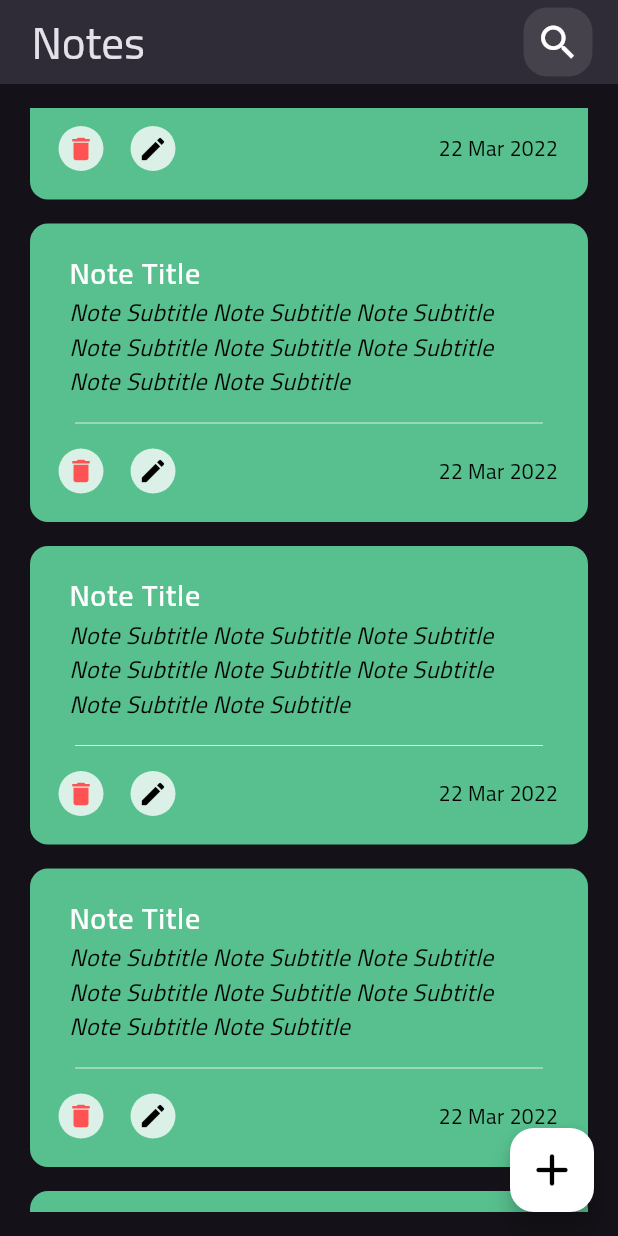
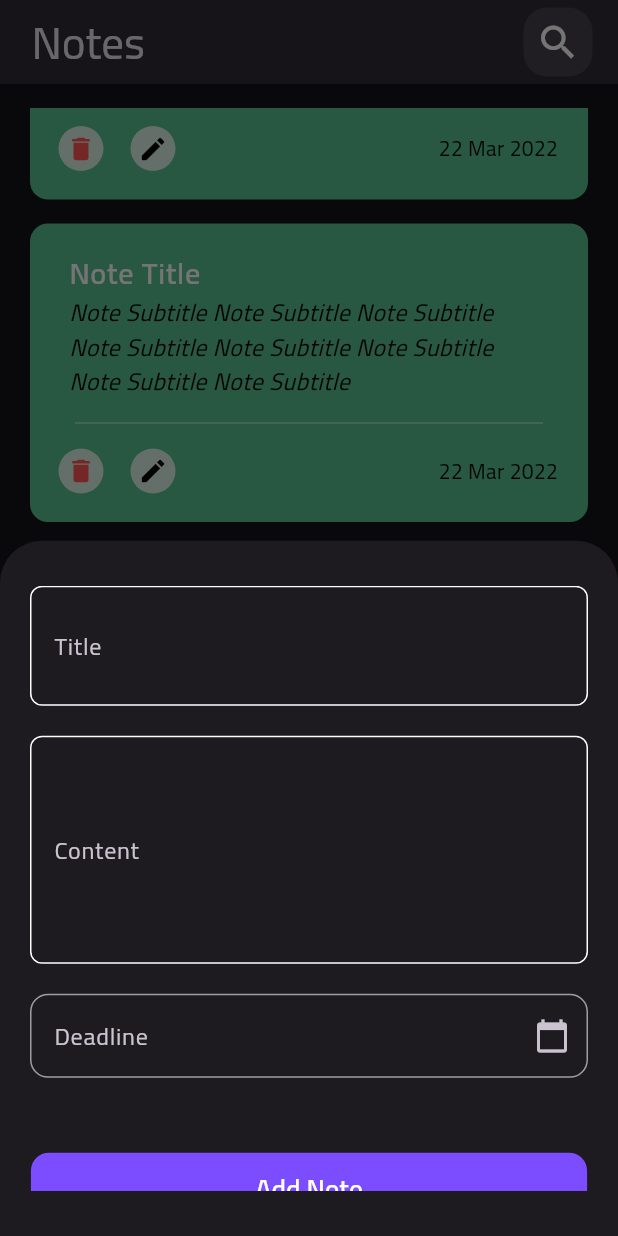
Before and after one commit to esoelzantot/Notes-App, a Flutter app: the screen it shows after launch, scrolled down 576 dp, after a tap on the "add" icon, on a phone screen of 412 x 824 dp. Run offline on Flutter 3.47's test engine with Material 3 defaults, Android fonts, the phone set to English and light mode, and no system bars.

Commit message:
feat(ui): create custom add note bottom sheet

```diff
--- /dev/null
+++ b/lib/utils/date_time_picker_util.dart
@@ -0,0 +1,177 @@
+import 'package:flutter/material.dart';
+import 'package:intl/intl.dart';
+
+class DateTimePickerUtil {
+  static const String _defaultFormat = "dd MMM yyyy";
+  static const Duration _hundredYears = Duration(days: 365 * 100);
+
+  static Future<DateTime?> pickDateTime({
+    required BuildContext context,
+    DateTime? initialDateTime,
+    TextEditingController? controller,
+    String formatPattern = _defaultFormat,
+    bool showSnackbarOnError = true,
+  }) async {
+    try {
+      final pickedDate = await _pickDate(context, initialDateTime);
+      if (pickedDate == null) return null;
+
+      // Only pick date, no time needed
+      controller?.text = _formatDateTime(pickedDate, formatPattern);
+      return pickedDate;
+    } catch (e) {
+      _handleError(context, e, showSnackbarOnError);
+      return null;
+    }
+  }
+
+  static Future<DateTime?> pickDateOnly({
+    required BuildContext context,
+    DateTime? initialDateTime,
+    TextEditingController? controller,
+    String formatPattern = _defaultFormat,
+    bool showSnackbarOnError = true,
+  }) async {
+    try {
+      final pickedDate = await _pickDate(context, initialDateTime);
+      if (pickedDate == null) return null;
+
+      controller?.text = _formatDateTime(pickedDate, formatPattern);
+      return pickedDate;
+    } catch (e) {
+      _handleError(context, e, showSnackbarOnError);
+      return null;
+    }
+  }
+
+  static Future<DateTime?> _pickDate(
+    BuildContext context,
+    DateTime? initialDate,
+  ) {
+    return showDatePicker(
+      context: context,
+      initialDate: initialDate ?? DateTime.now(),
+      firstDate: DateTime.now(),
+      lastDate: DateTime.now().add(_hundredYears),
+      selectableDayPredicate: (_) => true,
+    );
+  }
+
+  static Future<TimeOfDay?> _pickTime(
+    BuildContext context,
+    DateTime? initialDate,
+  ) {
+    return showTimePicker(
+      context: context,
+      initialTime: TimeOfDay.fromDateTime(initialDate ?? DateTime.now()),
+      builder: (context, child) => Theme(
+        data: Theme.of(context).copyWith(
+          timePickerTheme: const TimePickerThemeData(
+            shape: RoundedRectangleBorder(
+              borderRadius: BorderRadius.all(Radius.circular(16)),
+            ),
+          ),
+        ),
+        child: child!,
+      ),
+    );
+  }
+
+  // Updated formatting method to handle the new format
+  static String _formatDateTime(DateTime dateTime, String formatPattern) {
+    return DateFormat(formatPattern).format(dateTime);
+  }
+
+  // Helper method to parse date from the "22 May 2025" format
+  static DateTime? parseDate(
+    String dateString, {
+    String formatPattern = _defaultFormat,
+  }) {
+    try {
+      return DateFormat(formatPattern).parse(dateString);
+    } catch (e) {
+      debugPrint('Error parsing date: $dateString with format: $formatPattern');
+      return null;
+    }
+  }
+
+  static void _handleError(
+    BuildContext context,
+    dynamic error,
+    bool showSnackbar,
+  ) {
+    debugPrint('DateTimePicker Error: $error');
+    if (showSnackbar && context.mounted) {
+      ScaffoldMessenger.of(
+        context,
+      ).showSnackBar(const SnackBar(content: Text('Failed to pick date/time')));
+    }
+  }
+
+  static Widget buildDateTimePickerField({
+    required BuildContext context,
+    required TextEditingController controller,
+    String labelText = 'Date & Time',
+    String hintText = 'Tap to select date and time',
+    String? Function(String?)? validator,
+    ValueChanged<String?>? onChanged,
+    DateTime? initialDateTime,
+    String formatPattern = _defaultFormat,
+    bool dateOnly = false, // New parameter to choose date only
+    EdgeInsets? margin,
+    InputDecoration? decoration,
+  }) {
+    return GestureDetector(
+      onTap: () {
+        if (dateOnly) {
+          pickDateOnly(
+            context: context,
+            initialDateTime: initialDateTime,
+            controller: controller,
+            formatPattern: formatPattern,
+          );
+        } else {
+          pickDateTime(
+            context: context,
+            initialDateTime: initialDateTime,
+            controller: controller,
+            formatPattern: formatPattern,
+          );
+        }
+      },
+      child: Container(
+        margin: margin,
+        child: AbsorbPointer(
+          child: TextFormField(
+            controller: controller,
+            decoration:
+                decoration ??
+                _defaultDecoration(labelText: labelText, hintText: hintText),
+            validator: validator,
+            onChanged: onChanged,
+            readOnly: true,
+          ),
+        ),
+      ),
+    );
+  }
+
+  static InputDecoration _defaultDecoration({
+    required String labelText,
+    required String hintText,
+  }) {
+    return InputDecoration(
+      labelText: labelText,
+      hintText: hintText,
+      suffixIcon: const Icon(Icons.calendar_today),
+      enabledBorder: OutlineInputBorder(
+        borderRadius: BorderRadius.circular(12),
+        borderSide: BorderSide(color: Colors.grey),
+      ),
+      focusedBorder: OutlineInputBorder(
+        borderRadius: BorderRadius.circular(12),
+        borderSide: BorderSide(color: Colors.grey),
+      ),
+    );
+  }
+}
--- a/lib/views/notes_view.dart
+++ b/lib/views/notes_view.dart
@@ -1,4 +1,5 @@
 import 'package:flutter/material.dart';
+import 'package:notes_app/widgets/add_note_bottom_sheet.dart';
 import 'package:notes_app/widgets/custom_app_bar.dart';
 import 'package:notes_app/widgets/notes_view_body.dart';
 
@@ -11,8 +12,13 @@ class NotesView extends StatelessWidget {
       appBar: buildAppBar(),
       body: const NotesViewBody(),
       floatingActionButton: FloatingActionButton(
-        backgroundColor: Colors.white,
-        onPressed: () {},
+        backgroundColor: Colors.grey,
+        onPressed: () {
+          showModalBottomSheet(
+            context: context,
+            builder: (context) => AddNoteBottomSheet(),
+          );
+        },
         child: const Icon(Icons.add_rounded, size: 36, color: Colors.black),
       ),
     );
--- /dev/null
+++ b/lib/widgets/add_note_bottom_sheet.dart
@@ -0,0 +1,68 @@
+import 'package:flutter/material.dart';
+import 'package:notes_app/constants.dart';
+import 'package:notes_app/utils/date_time_picker_util.dart';
+import 'package:notes_app/widgets/custom_text_field.dart';
+
+class AddNoteBottomSheet extends StatefulWidget {
+  const AddNoteBottomSheet({super.key});
+
+  @override
+  State<AddNoteBottomSheet> createState() => _AddNoteBottomSheetState();
+}
+
+class _AddNoteBottomSheetState extends State<AddNoteBottomSheet> {
+  final Map<String, TextEditingController> controllers = {
+    'title': TextEditingController(text: ''),
+    'content': TextEditingController(text: ''),
+    'startDate': TextEditingController(text: ''),
+  };
+
+  @override
+  Widget build(BuildContext context) {
+    return Container(
+      padding: EdgeInsets.symmetric(horizontal: 20, vertical: 30),
+      child: Form(
+        child: SingleChildScrollView(
+          child: Column(
+            children: [
+              CustomTextField(hint: 'Title', maxLines: 2),
+              SizedBox(height: 20),
+              CustomTextField(hint: 'Content', maxLines: 5),
+              SizedBox(height: 20),
+              DateTimePickerUtil.buildDateTimePickerField(
+                context: context,
+                controller: controllers['startDate']!,
+                labelText: 'Deadline',
+                validator: (val) =>
+                    val?.isEmpty ?? true ? 'Enter a date' : null,
+              ),
+              SizedBox(height: 50),
+              SizedBox(
+                width: MediaQuery.of(context).size.width * 0.9,
+                child: ElevatedButton(
+                  style: ElevatedButton.styleFrom(
+                    padding: EdgeInsets.symmetric(vertical: 12),
+                    backgroundColor: Colors.deepPurpleAccent,
+                    shape: RoundedRectangleBorder(
+                      borderRadius: BorderRadius.circular(12),
+                    ),
+                  ),
+                  onPressed: () {},
+                  child: Text(
+                    'Add Note',
+                    style: TextStyle(
+                      fontSize: 18,
+                      color: Colors.white,
+                      fontWeight: FontWeight.w600,
+                    ),
+                  ),
+                ),
+              ),
+              SizedBox(height: 10),
+            ],
+          ),
+        ),
+      ),
+    );
+  }
+}
--- /dev/null
+++ b/lib/widgets/custom_text_field.dart
@@ -0,0 +1,47 @@
+import 'package:flutter/material.dart';
+import 'package:notes_app/constants.dart';
+
+class CustomTextField extends StatelessWidget {
+  const CustomTextField({
+    super.key,
+    required this.hint,
+    this.maxLines = 1,
+    this.onSaved,
+    this.onChanged,
+  });
+
+  final String hint;
+  final int maxLines;
+  final void Function(String?)? onSaved;
+  final Function(String)? onChanged;
+
+  @override
+  Widget build(BuildContext context) {
+    return TextFormField(
+      onChanged: onChanged,
+      onSaved: onSaved,
+      validator: (value) {
+        if (value?.isEmpty ?? true) {
+          return 'Field is required ';
+        } else {
+          return null;
+        }
+      },
+      cursorColor: kPrimaryColor,
+      maxLines: maxLines,
+      decoration: InputDecoration(
+        labelText: hint,
+        border: buildBorder(),
+        enabledBorder: buildBorder(),
+        focusedBorder: buildBorder(kPrimaryColor),
+      ),
+    );
+  }
+
+  OutlineInputBorder buildBorder([color]) {
+    return OutlineInputBorder(
+      borderRadius: BorderRadius.circular(8),
+      borderSide: BorderSide(color: color ?? Colors.white),
+    );
+  }
+}
--- a/lib/widgets/notes_view_body.dart
+++ b/lib/widgets/notes_view_body.dart
@@ -1,5 +1,4 @@
 import 'package:flutter/material.dart';
-import 'package:notes_app/widgets/custom_notes_item.dart';
 import 'package:notes_app/widgets/notes_list_view.dart';
 
 class NotesViewBody extends StatelessWidget {
--- a/pubspec.yaml
+++ b/pubspec.yaml
@@ -34,6 +34,7 @@ dependencies:
   # The following adds the Cupertino Icons font to your application.
   # Use with the CupertinoIcons class for iOS style icons.
   cupertino_icons: ^1.0.8
+  intl: ^0.20.2
 
 dev_dependencies:
   flutter_test:
```
Also changed, not shown: lib/constants.dart (added, +11 -0 lines), pubspec.lock.
